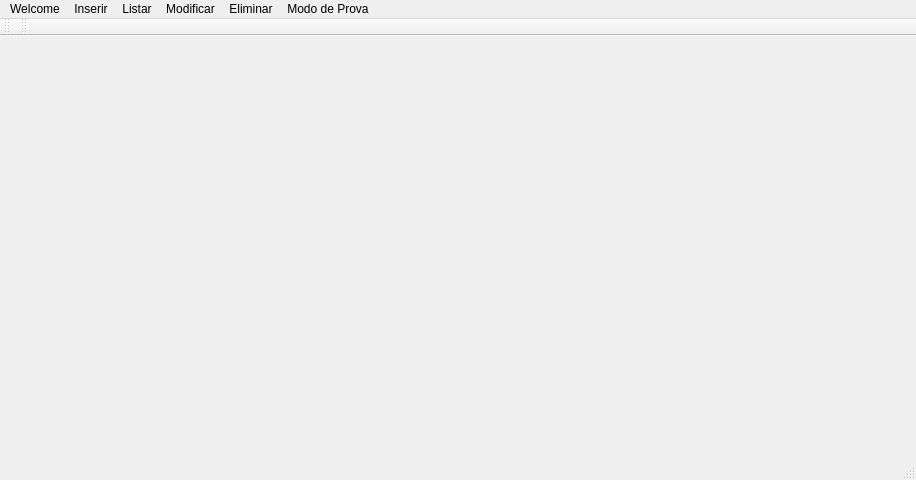
Qt form si/qt/gamelic_qt/mainwindow.ui (Wultyc/ISEP_1718_2A2S_LSIS1) before a commit.
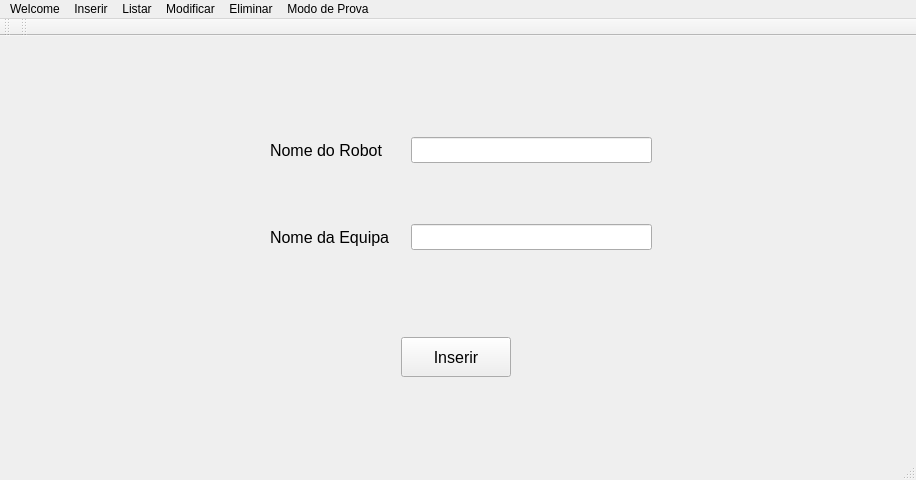
The same form after that commit. The open tabs and pages were chosen to show the change.

Commit message: Design da janela Inserir Robot

```diff
--- a/si/qt/gamelic_qt/mainwindow.ui
+++ b/si/qt/gamelic_qt/mainwindow.ui
@@ -476,7 +476,92 @@
         </property>
        </widget>
       </widget>
-      <widget class="QWidget" name="inserirRobot"/>
+      <widget class="QWidget" name="inserirRobot">
+       <widget class="QLabel" name="insNomeRobotLabel">
+        <property name="geometry">
+         <rect>
+          <x>259</x>
+          <y>93</y>
+          <width>131</width>
+          <height>20</height>
+         </rect>
+        </property>
+        <property name="font">
+         <font>
+          <pointsize>12</pointsize>
+         </font>
+        </property>
+        <property name="text">
+         <string>Nome do Robot</string>
+        </property>
+       </widget>
+       <widget class="QLineEdit" name="insNomeRobotLineE">
+        <property name="geometry">
+         <rect>
+          <x>400</x>
+          <y>90</y>
+          <width>241</width>
+          <height>26</height>
+         </rect>
+        </property>
+        <property name="font">
+         <font>
+          <pointsize>12</pointsize>
+         </font>
+        </property>
+       </widget>
+       <widget class="QLabel" name="insNomeEquipaLabel">
+        <property name="geometry">
+         <rect>
+          <x>259</x>
+          <y>180</y>
+          <width>131</width>
+          <height>20</height>
+         </rect>
+        </property>
+        <property name="font">
+         <font>
+          <pointsize>12</pointsize>
+         </font>
+        </property>
+        <property name="text">
+         <string>Nome da Equipa</string>
+        </property>
+       </widget>
+       <widget class="QLineEdit" name="insNomeEquipaLineE">
+        <property name="geometry">
+         <rect>
+          <x>400</x>
+          <y>177</y>
+          <width>241</width>
+          <height>26</height>
+         </rect>
+        </property>
+        <property name="font">
+         <font>
+          <pointsize>12</pointsize>
+         </font>
+        </property>
+       </widget>
+       <widget class="QPushButton" name="pushInserirRobot">
+        <property name="geometry">
+         <rect>
+          <x>390</x>
+          <y>290</y>
+          <width>110</width>
+          <height>40</height>
+         </rect>
+        </property>
+        <property name="font">
+         <font>
+          <pointsize>12</pointsize>
+         </font>
+        </property>
+        <property name="text">
+         <string>Inserir</string>
+        </property>
+       </widget>
+      </widget>
       <widget class="QWidget" name="listarEquipa"/>
       <widget class="QWidget" name="listarProva"/>
       <widget class="QWidget" name="listarRobot"/>
```
Left out of the diff: 2 changed lines with no effect on the pictures. The commit also changes 1 other file.
